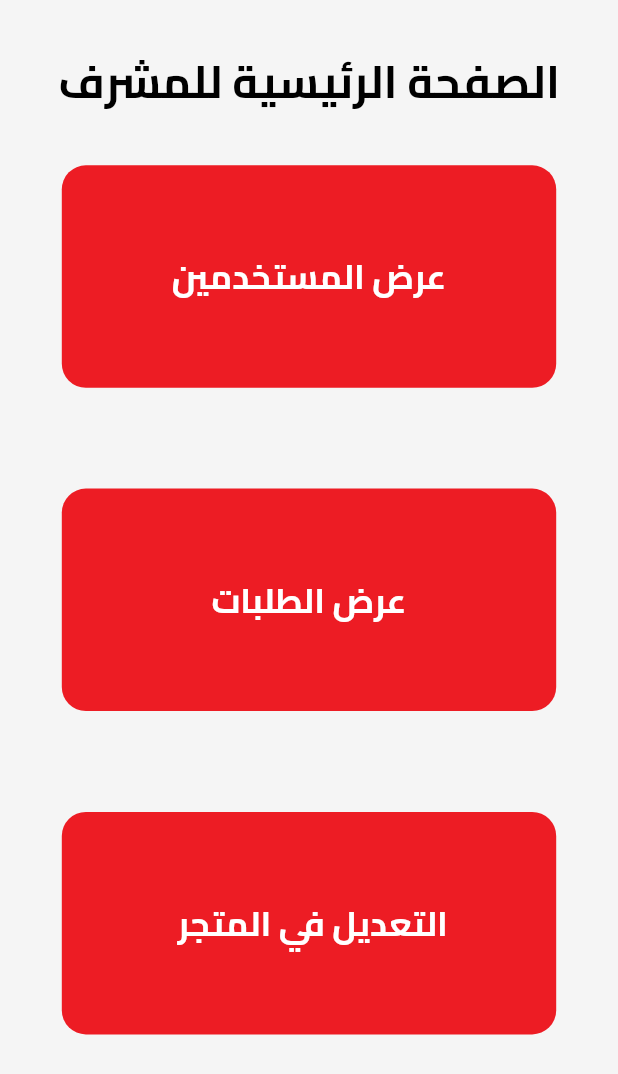
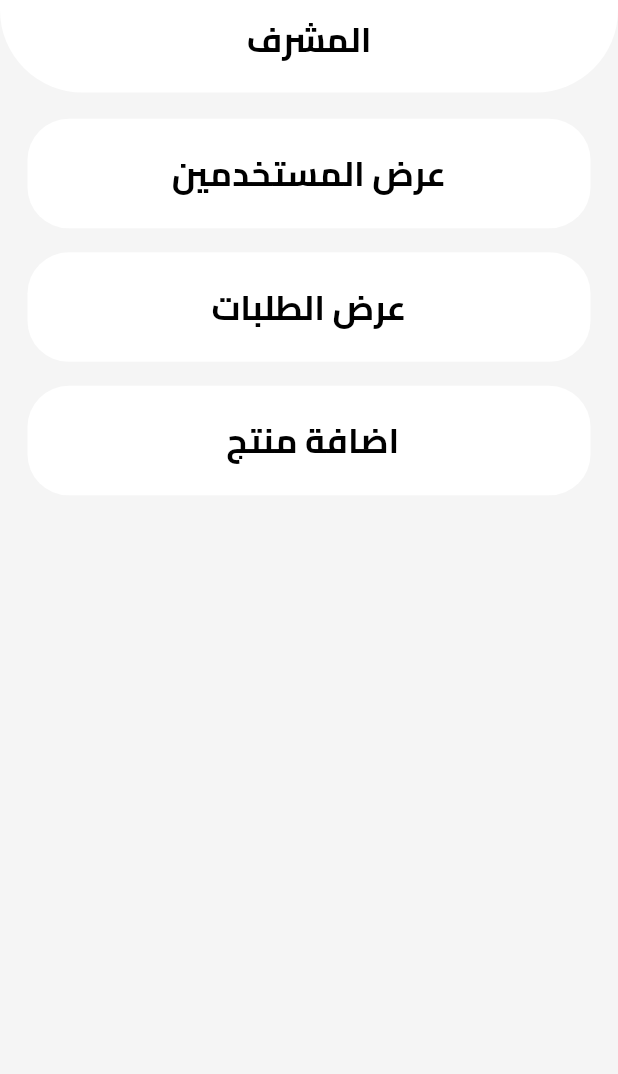
Before and after one commit to ibrahimsiam25/west_elbalad, a Flutter app: the screen it shows after launch, on a phone screen of 412 x 824 dp. Shown: the top 1074 px of the screen. Run offline on Flutter 3.47's test engine with Material 3 defaults, Android fonts, the phone set to English and light mode, and no system bars; our stand-ins replace bloc, cached_network_image, cloud_firestore, dartz, firebase_auth, firebase_core and 12 more; missing offline and left inert: flutter_facebook_auth, svg_flutter; accounts and stored records are empty.

Commit message:
Update CustomAppBar and AdminViewBody Widgets
- Added a `backButton` parameter to the `CustomAppBar` widget to control the visibility of the back button.
- Modified the `CustomAppBar` widget to conditionally display the back button based on the `backButton` parameter.
- Updated the `AdminViewBody` widget to use the new `CustomAppBar` with the `backButton` set to `false`.
- Refactored the `AdminViewBody` widget to remove unnecessary `Spacer` widgets and improve layout structure.
- Updated the `CustomAdminViewCard` widget to use consistent padding and margin values from the app constants.
- Enhanced the `CustomAdminViewCard` widget to improve visual consistency and readability.

```diff
--- a/lib/core/widgets/custom_app_bar.dart
+++ b/lib/core/widgets/custom_app_bar.dart
@@ -9,11 +9,13 @@ class CustomAppBar extends StatelessWidget {
   final String title;
   final IconData? icon;
   final VoidCallback? onTap;
+  final bool backButton;
   const CustomAppBar({
     super.key,
     required this.title,
     this.icon,
     this.onTap,
+    this.backButton = true,
   });
 
   @override
@@ -33,14 +35,16 @@ class CustomAppBar extends StatelessWidget {
           Row(
             children: [
               SizedBox(width: 24.0.w),
-              InkWell(
+              backButton
+                  ? InkWell(
                       onTap: () {
                         GoRouter.of(context).pop();
                       },
                       child: const Icon(
                         Icons.arrow_back_ios_new,
                       ),
-              ),
+                    )
+                  : SizedBox(width: 24.0.w),
               Spacer(),
               Text(
                 title,
--- a/lib/features/admin/presentation/views/widgets/chose/admin_view_body.dart
+++ b/lib/features/admin/presentation/views/widgets/chose/admin_view_body.dart
@@ -1,39 +1,47 @@
 import 'package:flutter/material.dart';
+import 'package:flutter_screenutil/flutter_screenutil.dart';
 import 'package:go_router/go_router.dart';
+import 'package:west_elbalad/core/constants/app_consts.dart';
+import 'package:west_elbalad/core/widgets/custom_app_bar.dart';
 import '../../../../../../core/utils/app_router.dart';
-import '../../../../../../core/utils/app_styles.dart';
 import 'package:west_elbalad/features/admin/presentation/views/widgets/chose/custom_admin_view_card.dart';
-
 
 class AdminViewBody extends StatelessWidget {
   const AdminViewBody({super.key});
 
   @override
   Widget build(BuildContext context) {
-    return SafeArea(
+    return Column(
+      children: [
+        CustomAppBar(
+          title: 'المشرف',
+          backButton: false,
+        ),
+        SizedBox(height: 8.0.h),
+        Padding(
+          padding: EdgeInsets.symmetric(
+            horizontal: kHorizontalPadding,
+          ),
           child: Column(
             children: [
-        Spacer(flex: 1),
-        Center(child: Text('الصفحة الرئيسية للمشرف', style: AppStyles.header)),
-        Spacer(flex: 1),
               CustomAdminViewCard(
                 onPressed: () {
                   GoRouter.of(context).push(AppRouter.kusersInformatinsView);
                 },
                 title: "عرض المستخدمين",
               ),
-        Spacer(flex: 2),
               CustomAdminViewCard(
                 onPressed: () {},
                 title: " عرض الطلبات ",
               ),
-        Spacer(flex: 2),
               CustomAdminViewCard(
                 onPressed: () {},
-          title: "التعديل في المتجر ",
+                title: "اضافة منتج ",
               ),
-        Spacer(flex: 4),
             ],
-    ));
+          ),
+        ),
+      ],
+    );
   }
 }
--- a/lib/features/admin/presentation/views/widgets/chose/custom_admin_view_card.dart
+++ b/lib/features/admin/presentation/views/widgets/chose/custom_admin_view_card.dart
@@ -1,6 +1,8 @@
 import 'package:flutter/material.dart';
+import 'package:west_elbalad/core/constants/app_consts.dart';
 import '../../../../../../core/utils/app_styles.dart';
 import '../../../../../../core/constants/app_colors.dart';
+
 class CustomAdminViewCard extends StatelessWidget {
   const CustomAdminViewCard({
     super.key,
@@ -15,17 +17,21 @@ class CustomAdminViewCard extends StatelessWidget {
     return GestureDetector(
       onTap: onPressed,
       child: Container(
-            width: MediaQuery.of(context).size.width * 0.8,
-            height: MediaQuery.of(context).size.height * 0.18,
+        margin: const EdgeInsets.symmetric(vertical: 8.0),
+        padding: const EdgeInsets.all(20),
         decoration: BoxDecoration(
-              color: AppColors.red,
-
-              borderRadius: BorderRadius.circular(16),
+          borderRadius: BorderRadius.circular(kRadius24),
+          color: Colors.white,
         ),
         child: Center(
           child: Text(
             title,
-              style: AppStyles.title.copyWith(color: AppColors.white),
-            ))));
+            style: AppStyles.title.copyWith(
+              color: AppColors.black,
+            ),
+          ),
+        ),
+      ),
+    );
   }
 }
```
Lines whose indentation alone changed are shown as unchanged.
